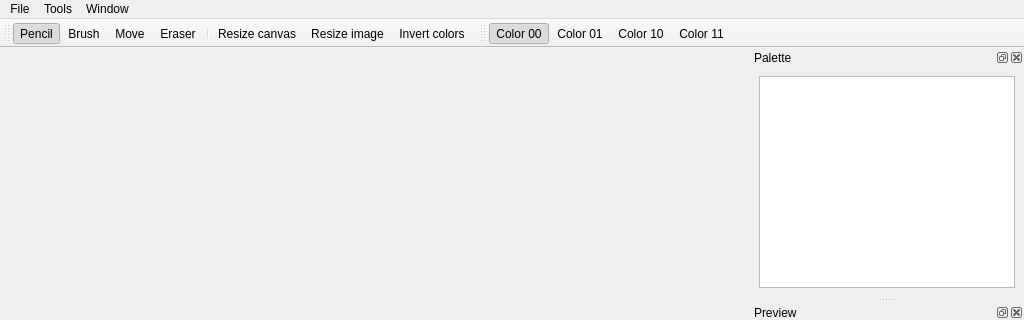
Above: mainwindow.ui from mistificator/zx4pixelizer before the change; both pictures show x 0 to 1024 and y 0 to 320 of the 1024 by 768 pixel window. Below: the same form after it.
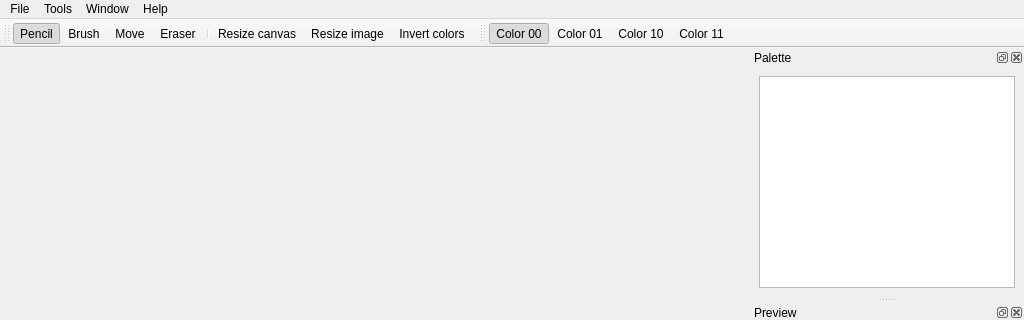
That is the form after the change. Icons and pictures are not drawn.

Commit message: Sprite export added. App icon added.

What changed in the file:
```diff
--- a/mainwindow.ui
+++ b/mainwindow.ui
@@ -13,6 +13,16 @@
   <property name="windowTitle">
    <string>ZX4 Pixelizer</string>
   </property>
+  <property name="windowIcon">
+   <iconset resource="resource.qrc">
+    <normaloff>:/sonic.zx4.png</normaloff>:/sonic.zx4.png</iconset>
+  </property>
+  <property name="iconSize">
+   <size>
+    <width>32</width>
+    <height>32</height>
+   </size>
+  </property>
   <widget class="QWidget" name="centralwidget">
    <layout class="QGridLayout" name="gridLayout_2">
     <property name="leftMargin">
@@ -121,9 +131,16 @@
      <string>Window</string>
     </property>
    </widget>
+   <widget class="QMenu" name="menuHelp">
+    <property name="title">
+     <string>Help</string>
+    </property>
+    <addaction name="actionAbout_ZX4_Pixelizer"/>
+   </widget>
    <addaction name="menuFile"/>
    <addaction name="menuTools"/>
    <addaction name="menuWindow"/>
+   <addaction name="menuHelp"/>
   </widget>
   <widget class="QStatusBar" name="statusbar"/>
   <widget class="QDockWidget" name="dockPalette">
```
Left out of the diff: 5 changed lines with no effect on the pictures. The commit also changes 7 other files.
